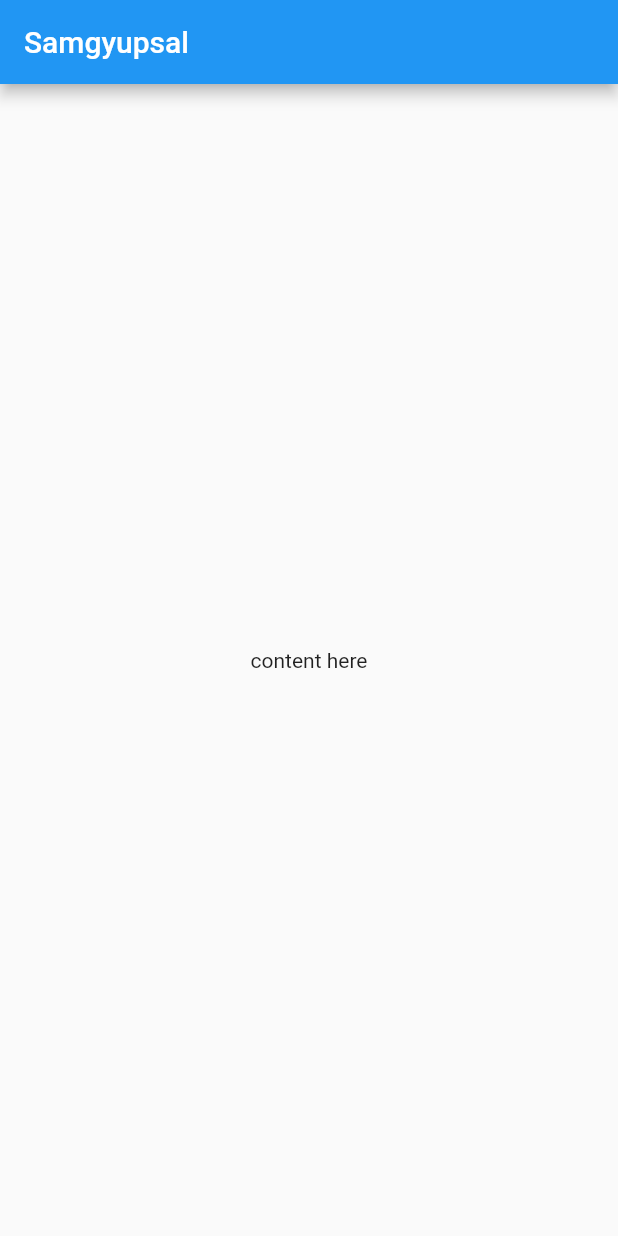
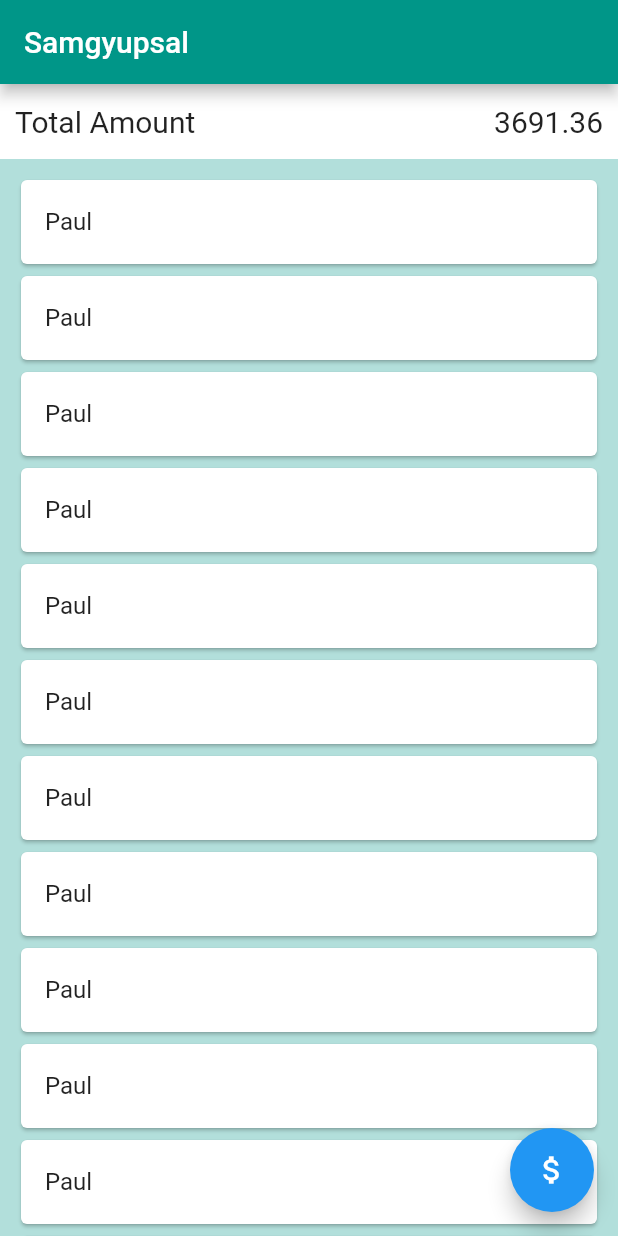
Before and after one commit to poolGolez/amot, a Flutter app: the screen it shows after launch, on a phone screen of 412 x 824 dp. Run offline on Flutter 3.47's test engine with Material 2 defaults, Android fonts, the phone set to English and light mode, and no system bars.

Commit message:
Initial format for money pool screen

```diff
--- a/lib/main.dart
+++ b/lib/main.dart
@@ -11,6 +11,7 @@ class AmotApp extends StatelessWidget {
   Widget build(BuildContext context) {
     return MaterialApp(
       title: 'Amot',
+      theme: ThemeData(primaryColor: Colors.teal),
       home: MoneyPoolScreen(),
     );
   }
--- a/lib/screens/money_pool_screen.dart
+++ b/lib/screens/money_pool_screen.dart
@@ -7,8 +7,58 @@ class MoneyPoolScreen extends StatelessWidget {
       appBar: AppBar(
         title: Text('Samgyupsal'),
       ),
-      body: Center(
-        child: Text('content here'),
+      body: Container(
+        height: double.infinity,
+        width: double.infinity,
+        color: (Theme.of(context).primaryColor as MaterialColor)[100],
+        child: Column(
+          children: <Widget>[
+            Container(
+              height: 50,
+              width: double.infinity,
+              padding: EdgeInsets.all(10),
+              color: Colors.white,
+              child: Row(
+                children: <Widget>[
+                  Expanded(
+                    child: const Text(
+                      'Total Amount',
+                      style: const TextStyle(
+                        fontSize: 20,
+                        fontWeight: FontWeight.w400,
+                      ),
+                    ),
+                  ),
+                  Expanded(
+                    child: Text(
+                      (3691.36).toStringAsFixed(2),
+                      textAlign: TextAlign.end,
+                      style: const TextStyle(
+                        fontSize: 20,
+                        fontWeight: FontWeight.w400,
+                      ),
+                    ),
+                  ),
+                ],
+              ),
+            ),
+            Expanded(
+              child: ListView.builder(
+                padding: EdgeInsets.all(10),
+                itemBuilder: (ctx, index) => Card(
+                  child: ListTile(
+                    title: Text('Paul'),
+                  ),
+                ),
+                itemCount: 20,
+              ),
+            ),
+          ],
+        ),
+      ),
+      floatingActionButton: FloatingActionButton(
+        child: Icon(Icons.attach_money),
+        onPressed: null,
       ),
     );
   }
```
